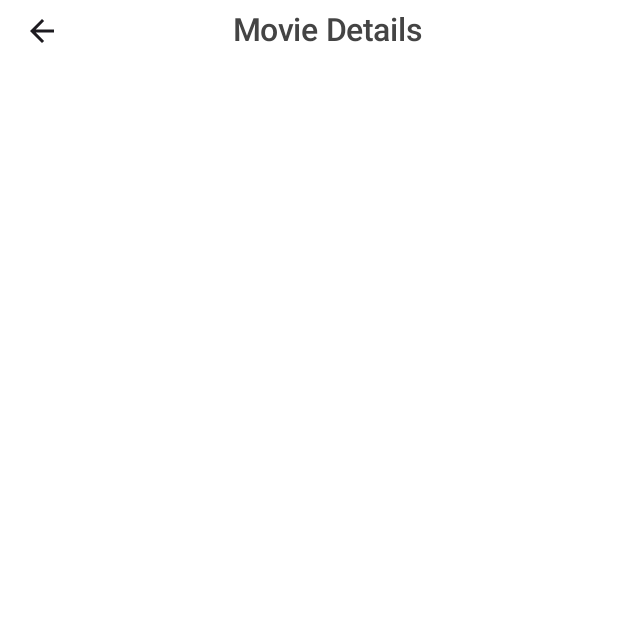
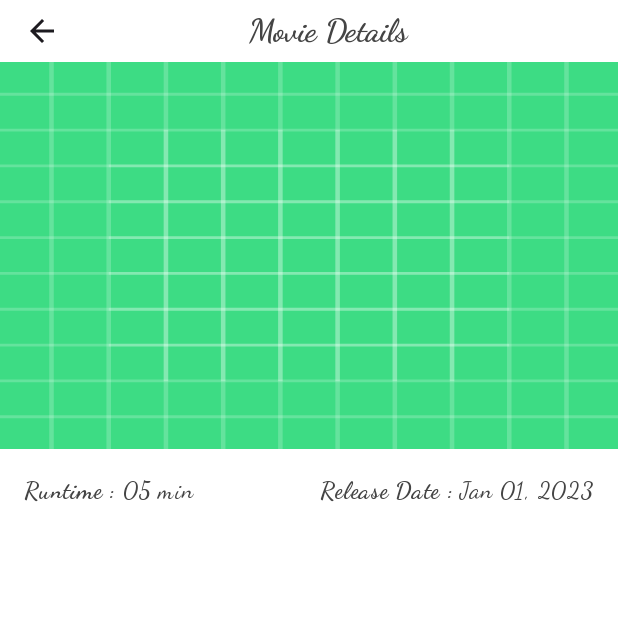
Before and after one commit to Elbarody/banquemisr-challenge05, an Android app built with Jetpack Compose: the composable MovieDetailsScreen shown on its own in the app's theme, on a phone screen of 412 x 824 dp, the top half of it. Run offline under Robolectric (Android 15) with nearby library versions, the phone set to English and light mode, and no system bars; network calls fail.

Commit message:
movie detail image and release date and runtime

```diff
--- a/app/src/main/java/com/banquemisr/challenge05/presenter/moviedetails/MovieDetailsScreen.kt
+++ b/app/src/main/java/com/banquemisr/challenge05/presenter/moviedetails/MovieDetailsScreen.kt
@@ -1,13 +1,46 @@
 package com.banquemisr.challenge05.presenter.moviedetails
 
+import androidx.compose.foundation.Image
+import androidx.compose.foundation.layout.Column
+import androidx.compose.foundation.layout.fillMaxHeight
+import androidx.compose.foundation.layout.fillMaxWidth
+import androidx.compose.foundation.layout.padding
 import androidx.compose.material3.Scaffold
 import androidx.compose.runtime.Composable
+import androidx.compose.ui.Modifier
+import androidx.compose.ui.layout.ContentScale
+import androidx.compose.ui.res.painterResource
+import androidx.compose.ui.tooling.preview.Preview
+import com.banquemisr.challenge05.R
 
 @Composable
 fun MovieDetailsScreen() {
     Scaffold(
         topBar = { MovieTopBar() },
     ) {
-
+        Column(modifier = Modifier.padding(it)) {
+            MovieDetailsPoster()
+            RunTimeAndReleaseDate()
+        }
     }
 }
+
+
+@Composable
+fun MovieDetailsPoster() {
+    Image(
+        modifier = Modifier
+            .fillMaxWidth()
+            .fillMaxHeight(0.33f),
+        painter = painterResource(id = R.drawable.ic_launcher_background), // Replace with your image source
+        contentDescription = null,
+        contentScale = ContentScale.FillBounds
+        // Other UI elements below the image
+    )
+}
+
+@Composable
+@Preview
+fun MovieDetailsScreenPreview() {
+    MovieDetailsScreen()
+}
--- /dev/null
+++ b/app/src/main/java/com/banquemisr/challenge05/presenter/moviedetails/RunTimeAndReleaseDate.kt
@@ -0,0 +1,80 @@
+package com.banquemisr.challenge05.presenter.moviedetails
+
+import androidx.compose.foundation.layout.Arrangement
+import androidx.compose.foundation.layout.Row
+import androidx.compose.foundation.layout.fillMaxWidth
+import androidx.compose.foundation.layout.padding
+import androidx.compose.material3.MaterialTheme
+import androidx.compose.material3.Text
+import androidx.compose.runtime.Composable
+import androidx.compose.ui.Alignment
+import androidx.compose.ui.Modifier
+import androidx.compose.ui.res.stringResource
+import androidx.compose.ui.text.SpanStyle
+import androidx.compose.ui.text.buildAnnotatedString
+import androidx.compose.ui.text.font.FontWeight
+import androidx.compose.ui.text.withStyle
+import androidx.compose.ui.unit.dp
+import com.banquemisr.challenge05.R
+import com.banquemisr.challenge05.utility.formatDateToMonthDayYear
+import com.banquemisr.challenge05.utility.formatToMinutesAndHours
+import java.util.Locale
+
+@Composable
+fun RunTimeAndReleaseDate() {
+    Row(
+        modifier = Modifier
+            .padding(16.dp)
+            .fillMaxWidth(),
+        verticalAlignment = Alignment.CenterVertically,
+        horizontalArrangement = Arrangement.SpaceBetween
+    ) {
+
+        RunTimeData()
+        ReleaseDateData()
+    }
+}
+
+@Composable
+fun RunTimeData(){
+    val spannableString = buildAnnotatedString{
+        val style = SpanStyle(
+            color = MaterialTheme.typography.titleSmall.color,
+            fontWeight = MaterialTheme.typography.titleSmall.fontWeight,
+            fontSize = MaterialTheme.typography.titleSmall.fontSize,
+            fontFamily = MaterialTheme.typography.titleSmall.fontFamily
+        )
+        withStyle(style){
+            append(stringResource(R.string.runtime))
+        }
+        pushStyle(style)
+        withStyle(style.copy(fontWeight = FontWeight.Normal)){
+            append(formatToMinutesAndHours(5))
+        }
+    }
+
+    Text(text = spannableString)
+
+}
+
+@Composable
+fun ReleaseDateData(){
+    val spannableString = buildAnnotatedString{
+        val style = SpanStyle(
+            color = MaterialTheme.typography.titleSmall.color,
+            fontWeight = MaterialTheme.typography.titleSmall.fontWeight,
+            fontSize = MaterialTheme.typography.titleSmall.fontSize,
+            fontFamily = MaterialTheme.typography.titleSmall.fontFamily
+        )
+        withStyle(style){
+            append(stringResource(R.string.release_date))
+        }
+        pushStyle(style)
+        withStyle(style.copy(fontWeight = FontWeight.Normal)){
+            append(formatDateToMonthDayYear("2023-01-01"))
+        }
+    }
+
+    Text(text = spannableString)
+
+}
--- /dev/null
+++ b/app/src/main/java/com/banquemisr/challenge05/utility/TimeAndDateFormatter.kt
@@ -0,0 +1,45 @@
+package com.banquemisr.challenge05.utility
+
+import com.banquemisr.challenge05.utility.TimeAndDateFormatterConstants.Companion.INPUT_DATE_FORMAT
+import com.banquemisr.challenge05.utility.TimeAndDateFormatterConstants.Companion.OUTPUT_DATE_FORMAT
+import com.banquemisr.challenge05.utility.TimeAndDateFormatterConstants.Companion.TIME_FORMAT_MINUTES
+import com.banquemisr.challenge05.utility.TimeAndDateFormatterConstants.Companion.TIME_FORMAT_MINUTES_HOURS
+import java.text.SimpleDateFormat
+import java.util.Locale
+
+fun formatToMinutesAndHours(runtime: Int): String {
+    val hours = runtime / 60
+    val minutes = runtime % 60
+    return if (hours > 0) {
+        String.format(Locale.US, TIME_FORMAT_MINUTES_HOURS, hours, minutes)
+    } else {
+        String.format(Locale.US, TIME_FORMAT_MINUTES, minutes)
+    }
+}
+
+fun formatDateToMonthDayYear(inputDate: String): String {
+    val inputFormat = SimpleDateFormat(INPUT_DATE_FORMAT, Locale.getDefault())
+    val outputFormat =
+        SimpleDateFormat(OUTPUT_DATE_FORMAT, Locale.getDefault())
+
+    return try {
+        val date = inputFormat.parse(inputDate)
+        if (date != null) {
+            outputFormat.format(date)
+        } else {
+            "Error: Invalid date format."
+        }
+    } catch (e: Exception) {
+        "Error: ${e.message}"
+    }
+}
+
+class TimeAndDateFormatterConstants {
+    companion object {
+        const val TIME_FORMAT_MINUTES_HOURS = "%d h %02d min"
+        const val TIME_FORMAT_MINUTES = "%02d min"
+        const val INPUT_DATE_FORMAT = "yyyy-MM-dd"
+        const val OUTPUT_DATE_FORMAT = "MMM dd, yyyy"
+    }
+
+}
--- a/app/src/main/res/values/strings.xml
+++ b/app/src/main/res/values/strings.xml
@@ -3,4 +3,6 @@
     <string name="now_playing">Now Playing</string>
     <string name="popular">Popular</string>
     <string name="upcoming">Upcoming</string>
+    <string name="runtime">"Runtime : "</string>
+    <string name="release_date">"Release Date : "</string>
 </resources>
```
Also changed, not shown: app/src/main/java/com/banquemisr/challenge05/presenter/moviedetails/MovieDetailsPoster.kt (added, +20 -0 lines), app/src/main/java/com/banquemisr/challenge05/utility/uitheme/Typography.kt (+15 -2 lines).
